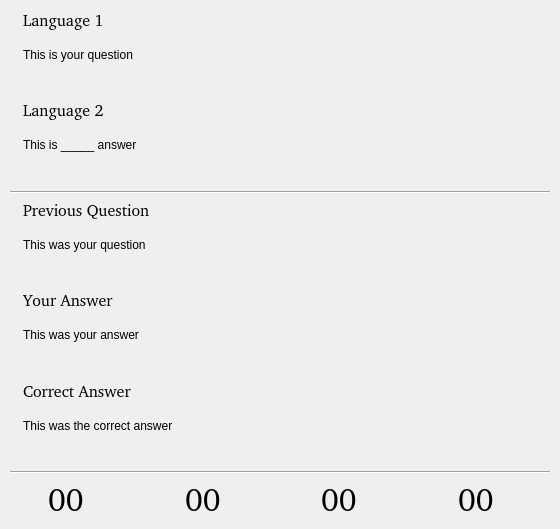
KDE/kwordquiz, file src/qaviewbase.ui: the form before one commit.
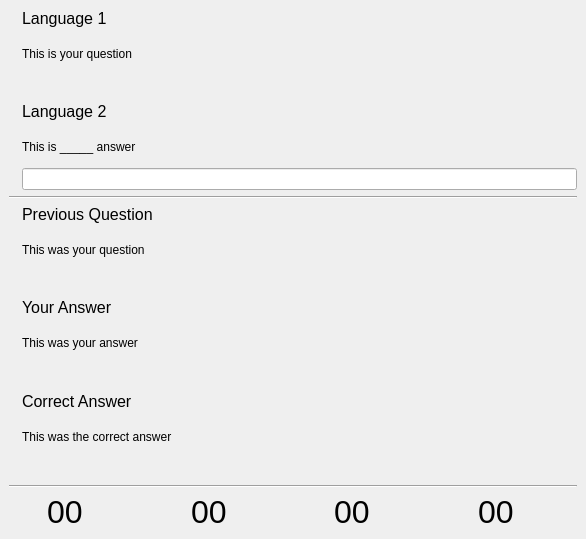
The form after the commit. Icons and pictures are not drawn. Custom widgets are drawn as their Qt base class.

Commit message: A KPageWidget-based interface for KWQ. Better use of screen space and actually quite limited code and string changes. Also simplifies the menu and toolbars.

```diff
--- a/src/qaviewbase.ui
+++ b/src/qaviewbase.ui
@@ -8,19 +8,274 @@
    <rect>
     <x>0</x>
     <y>0</y>
-    <width>560</width>
-    <height>529</height>
+    <width>586</width>
+    <height>539</height>
    </rect>
   </property>
   <layout class="QGridLayout" >
-   <property name="margin" >
-    <number>10</number>
+   <property name="leftMargin" >
+    <number>0</number>
    </property>
-   <property name="spacing" >
+   <property name="topMargin" >
+    <number>0</number>
+   </property>
+   <property name="rightMargin" >
+    <number>0</number>
+   </property>
+   <property name="bottomMargin" >
+    <number>0</number>
+   </property>
+   <item row="0" column="0" >
+    <widget class="QStackedWidget" name="stackedWidget" >
+     <property name="currentIndex" >
+      <number>0</number>
+     </property>
+     <widget class="QWidget" name="pageQuiz" >
+      <layout class="QGridLayout" >
+       <item row="0" column="0" >
+        <layout class="QGridLayout" >
+         <property name="leftMargin" >
+          <number>0</number>
+         </property>
+         <property name="topMargin" >
+          <number>0</number>
+         </property>
+         <property name="rightMargin" >
+          <number>0</number>
+         </property>
+         <property name="bottomMargin" >
+          <number>0</number>
+         </property>
+         <property name="horizontalSpacing" >
     <number>6</number>
    </property>
-   <item row="6" column="0" >
-    <widget class="Line" name="line1_2" >
+         <property name="verticalSpacing" >
+          <number>6</number>
+         </property>
+         <item row="0" column="1" >
+          <widget class="QLabel" name="lblQuestionLanguage" >
+           <property name="sizePolicy" >
+            <sizepolicy vsizetype="Preferred" hsizetype="Expanding" >
+             <horstretch>0</horstretch>
+             <verstretch>0</verstretch>
+            </sizepolicy>
+           </property>
+           <property name="minimumSize" >
+            <size>
+             <width>0</width>
+             <height>20</height>
+            </size>
+           </property>
+           <property name="font" >
+            <font>
+             <pointsize>12</pointsize>
+             <weight>50</weight>
+             <italic>false</italic>
+             <bold>false</bold>
+             <underline>false</underline>
+             <strikeout>false</strikeout>
+            </font>
+           </property>
+           <property name="toolTip" >
+            <string>The question</string>
+           </property>
+           <property name="whatsThis" >
+            <string>Language or other identifier for the question</string>
+           </property>
+           <property name="text" >
+            <string>Language 1</string>
+           </property>
+           <property name="alignment" >
+            <set>Qt::AlignTop</set>
+           </property>
+          </widget>
+         </item>
+         <item row="0" column="0" >
+          <widget class="QLabel" name="picQuestion" >
+           <property name="sizePolicy" >
+            <sizepolicy vsizetype="Fixed" hsizetype="Fixed" >
+             <horstretch>0</horstretch>
+             <verstretch>0</verstretch>
+            </sizepolicy>
+           </property>
+           <property name="maximumSize" >
+            <size>
+             <width>32</width>
+             <height>32</height>
+            </size>
+           </property>
+           <property name="toolTip" >
+            <string>The question</string>
+           </property>
+           <property name="pixmap" >
+            <pixmap/>
+           </property>
+           <property name="scaledContents" >
+            <bool>true</bool>
+           </property>
+          </widget>
+         </item>
+         <item row="1" column="1" >
+          <widget class="QLabel" name="lblQuestion" >
+           <property name="sizePolicy" >
+            <sizepolicy vsizetype="Preferred" hsizetype="Expanding" >
+             <horstretch>0</horstretch>
+             <verstretch>0</verstretch>
+            </sizepolicy>
+           </property>
+           <property name="toolTip" >
+            <string>The question</string>
+           </property>
+           <property name="whatsThis" >
+            <string>The question</string>
+           </property>
+           <property name="text" >
+            <string>This is your question</string>
+           </property>
+           <property name="textFormat" >
+            <enum>Qt::AutoText</enum>
+           </property>
+           <property name="scaledContents" >
+            <bool>false</bool>
+           </property>
+           <property name="alignment" >
+            <set>Qt::AlignTop</set>
+           </property>
+          </widget>
+         </item>
+        </layout>
+       </item>
+       <item row="1" column="0" >
+        <layout class="QGridLayout" >
+         <property name="leftMargin" >
+          <number>0</number>
+         </property>
+         <property name="topMargin" >
+          <number>0</number>
+         </property>
+         <property name="rightMargin" >
+          <number>0</number>
+         </property>
+         <property name="bottomMargin" >
+          <number>0</number>
+         </property>
+         <property name="horizontalSpacing" >
+          <number>6</number>
+         </property>
+         <property name="verticalSpacing" >
+          <number>6</number>
+         </property>
+         <item row="1" column="1" >
+          <widget class="QLabel" name="lblAnswerBlank" >
+           <property name="sizePolicy" >
+            <sizepolicy vsizetype="Preferred" hsizetype="Expanding" >
+             <horstretch>0</horstretch>
+             <verstretch>0</verstretch>
+            </sizepolicy>
+           </property>
+           <property name="toolTip" >
+            <string>Type your answer</string>
+           </property>
+           <property name="whatsThis" >
+            <string>The answer showing blanks for a Fill-in-the-blank question</string>
+           </property>
+           <property name="text" >
+            <string>This is _____ answer</string>
+           </property>
+           <property name="textFormat" >
+            <enum>Qt::AutoText</enum>
+           </property>
+           <property name="scaledContents" >
+            <bool>false</bool>
+           </property>
+           <property name="alignment" >
+            <set>Qt::AlignTop</set>
+           </property>
+          </widget>
+         </item>
+         <item row="2" column="1" >
+          <widget class="KLineEdit" name="txtAnswer" >
+           <property name="sizePolicy" >
+            <sizepolicy vsizetype="Fixed" hsizetype="Expanding" >
+             <horstretch>0</horstretch>
+             <verstretch>0</verstretch>
+            </sizepolicy>
+           </property>
+           <property name="toolTip" >
+            <string>Type your answer</string>
+           </property>
+           <property name="whatsThis" >
+            <string>Type the answer to the question</string>
+           </property>
+          </widget>
+         </item>
+         <item row="0" column="1" >
+          <widget class="QLabel" name="lblAnswerLanguage" >
+           <property name="sizePolicy" >
+            <sizepolicy vsizetype="Fixed" hsizetype="Expanding" >
+             <horstretch>0</horstretch>
+             <verstretch>0</verstretch>
+            </sizepolicy>
+           </property>
+           <property name="minimumSize" >
+            <size>
+             <width>0</width>
+             <height>32</height>
+            </size>
+           </property>
+           <property name="font" >
+            <font>
+             <pointsize>12</pointsize>
+             <weight>50</weight>
+             <italic>false</italic>
+             <bold>false</bold>
+             <underline>false</underline>
+             <strikeout>false</strikeout>
+            </font>
+           </property>
+           <property name="toolTip" >
+            <string>Type your answer</string>
+           </property>
+           <property name="whatsThis" >
+            <string>Language or other identifier for the answer</string>
+           </property>
+           <property name="text" >
+            <string>Language 2</string>
+           </property>
+           <property name="alignment" >
+            <set>Qt::AlignTop</set>
+           </property>
+          </widget>
+         </item>
+         <item row="0" column="0" >
+          <widget class="QLabel" name="picAnswer" >
+           <property name="sizePolicy" >
+            <sizepolicy vsizetype="Fixed" hsizetype="Fixed" >
+             <horstretch>0</horstretch>
+             <verstretch>0</verstretch>
+            </sizepolicy>
+           </property>
+           <property name="maximumSize" >
+            <size>
+             <width>32</width>
+             <height>32</height>
+            </size>
+           </property>
+           <property name="toolTip" >
+            <string>Type your answer</string>
+           </property>
+           <property name="pixmap" >
+            <pixmap/>
+           </property>
+           <property name="scaledContents" >
+            <bool>true</bool>
+           </property>
+          </widget>
+         </item>
+        </layout>
+       </item>
+       <item row="2" column="0" >
+        <widget class="Line" name="line1" >
      <property name="frameShape" >
       <enum>QFrame::HLine</enum>
      </property>
@@ -32,258 +287,30 @@
      </property>
     </widget>
    </item>
-   <item row="7" column="0" >
-    <layout class="QGridLayout" >
-     <property name="margin" >
-      <number>0</number>
-     </property>
-     <property name="spacing" >
-      <number>6</number>
-     </property>
-     <item row="0" column="6" >
-      <widget class="QLabel" name="picError" >
-       <property name="sizePolicy" >
-        <sizepolicy>
-         <hsizetype>0</hsizetype>
-         <vsizetype>0</vsizetype>
-         <horstretch>0</horstretch>
-         <verstretch>0</verstretch>
-        </sizepolicy>
-       </property>
-       <property name="maximumSize" >
-        <size>
-         <width>32</width>
-         <height>32</height>
-        </size>
-       </property>
-       <property name="toolTip" >
-        <string>Incorrect answers</string>
-       </property>
-       <property name="whatsThis" >
-        <string>The number of questions answered incorrectly. May be shown as a percentage.</string>
-       </property>
-       <property name="pixmap" >
-        <pixmap/>
-       </property>
-       <property name="scaledContents" >
-        <bool>true</bool>
-       </property>
-      </widget>
-     </item>
-     <item row="0" column="7" >
-      <widget class="QLabel" name="lblScoreError" >
-       <property name="font" >
-        <font>
-         <family></family>
-         <pointsize>24</pointsize>
-         <weight>50</weight>
-         <italic>false</italic>
-         <bold>false</bold>
-         <underline>false</underline>
-         <strikeout>false</strikeout>
-        </font>
-       </property>
-       <property name="toolTip" >
-        <string>Incorrect answers</string>
-       </property>
-       <property name="whatsThis" >
-        <string>The number of questions answered incorrectly. May be shown as a percentage.</string>
-       </property>
-       <property name="text" >
-        <string>00</string>
-       </property>
-       <property name="alignment" >
-        <set>Qt::AlignLeading|Qt::AlignLeft|Qt::AlignVCenter</set>
-       </property>
-      </widget>
-     </item>
-     <item row="0" column="2" >
-      <widget class="QLabel" name="picAnswered" >
-       <property name="sizePolicy" >
-        <sizepolicy>
-         <hsizetype>0</hsizetype>
-         <vsizetype>0</vsizetype>
-         <horstretch>0</horstretch>
-         <verstretch>0</verstretch>
-        </sizepolicy>
-       </property>
-       <property name="maximumSize" >
-        <size>
-         <width>32</width>
-         <height>32</height>
-        </size>
-       </property>
-       <property name="toolTip" >
-        <string>Answered questions</string>
-       </property>
-       <property name="whatsThis" >
-        <string>The number of questions already answered. May be shown as a percentage.</string>
-       </property>
-       <property name="pixmap" >
-        <pixmap/>
-       </property>
-       <property name="scaledContents" >
-        <bool>true</bool>
-       </property>
-      </widget>
-     </item>
-     <item row="0" column="0" >
-      <widget class="QLabel" name="picCount" >
-       <property name="sizePolicy" >
-        <sizepolicy>
-         <hsizetype>0</hsizetype>
-         <vsizetype>0</vsizetype>
-         <horstretch>0</horstretch>
-         <verstretch>0</verstretch>
-        </sizepolicy>
-       </property>
-       <property name="maximumSize" >
-        <size>
-         <width>32</width>
-         <height>32</height>
-        </size>
-       </property>
-       <property name="toolTip" >
-        <string>Questions</string>
-       </property>
-       <property name="whatsThis" >
-        <string>The number of questions in the session</string>
-       </property>
-       <property name="pixmap" >
-        <pixmap/>
-       </property>
-       <property name="scaledContents" >
-        <bool>true</bool>
-       </property>
-      </widget>
-     </item>
-     <item row="0" column="1" >
-      <widget class="QLabel" name="lblScoreCount" >
-       <property name="font" >
-        <font>
-         <family></family>
-         <pointsize>24</pointsize>
-         <weight>50</weight>
-         <italic>false</italic>
-         <bold>false</bold>
-         <underline>false</underline>
-         <strikeout>false</strikeout>
-        </font>
-       </property>
-       <property name="toolTip" >
-        <string>Questions</string>
-       </property>
-       <property name="whatsThis" >
-        <string>The number of questions in the session</string>
-       </property>
-       <property name="text" >
-        <string>00</string>
-       </property>
-       <property name="alignment" >
-        <set>Qt::AlignLeading|Qt::AlignLeft|Qt::AlignVCenter</set>
-       </property>
-      </widget>
-     </item>
-     <item row="0" column="5" >
-      <widget class="QLabel" name="lblScoreCorrect" >
-       <property name="font" >
-        <font>
-         <family></family>
-         <pointsize>24</pointsize>
-         <weight>50</weight>
-         <italic>false</italic>
-         <bold>false</bold>
-         <underline>false</underline>
-         <strikeout>false</strikeout>
-        </font>
-       </property>
-       <property name="toolTip" >
-        <string>Correct answers</string>
-       </property>
-       <property name="whatsThis" >
-        <string>The number of questions answered correctly. May be shown as a percentage.</string>
-       </property>
-       <property name="text" >
-        <string>00</string>
-       </property>
-       <property name="alignment" >
-        <set>Qt::AlignLeading|Qt::AlignLeft|Qt::AlignVCenter</set>
-       </property>
-      </widget>
-     </item>
-     <item row="0" column="3" >
-      <widget class="QLabel" name="lblScoreAnswered" >
-       <property name="font" >
-        <font>
-         <family></family>
-         <pointsize>24</pointsize>
-         <weight>50</weight>
-         <italic>false</italic>
-         <bold>false</bold>
-         <underline>false</underline>
-         <strikeout>false</strikeout>
-        </font>
-       </property>
-       <property name="toolTip" >
-        <string>Answered questions</string>
-       </property>
-       <property name="whatsThis" >
-        <string>The number of questions already answered. May be shown as a percentage.</string>
-       </property>
-       <property name="text" >
-        <string>00</string>
-       </property>
-       <property name="alignment" >
-        <set>Qt::AlignLeading|Qt::AlignLeft|Qt::AlignVCenter</set>
-       </property>
-      </widget>
-     </item>
-     <item row="0" column="4" >
-      <widget class="QLabel" name="picCorrect" >
-       <property name="sizePolicy" >
-        <sizepolicy>
-         <hsizetype>0</hsizetype>
-         <vsizetype>0</vsizetype>
-         <horstretch>0</horstretch>
-         <verstretch>0</verstretch>
-        </sizepolicy>
-       </property>
-       <property name="maximumSize" >
-        <size>
-         <width>32</width>
-         <height>32</height>
-        </size>
-       </property>
-       <property name="toolTip" >
-        <string>Correct answers</string>
-       </property>
-       <property name="whatsThis" >
-        <string>The number of questions answered correctly. May be shown as a percentage.</string>
-       </property>
-       <property name="pixmap" >
-        <pixmap/>
-       </property>
-       <property name="scaledContents" >
-        <bool>true</bool>
-       </property>
-      </widget>
-     </item>
-    </layout>
-   </item>
    <item row="3" column="0" >
     <layout class="QGridLayout" >
      <property name="margin" >
       <number>0</number>
      </property>
-     <property name="spacing" >
+         <property name="topMargin" >
+          <number>0</number>
+         </property>
+         <property name="rightMargin" >
+          <number>0</number>
+         </property>
+         <property name="bottomMargin" >
+          <number>0</number>
+         </property>
+         <property name="horizontalSpacing" >
+          <number>6</number>
+         </property>
+         <property name="verticalSpacing" >
       <number>6</number>
      </property>
      <item row="0" column="1" >
       <widget class="QLabel" name="lblPreviousQuestionHeader" >
        <property name="sizePolicy" >
-        <sizepolicy>
-         <hsizetype>7</hsizetype>
-         <vsizetype>0</vsizetype>
+            <sizepolicy vsizetype="Fixed" hsizetype="Expanding" >
          <horstretch>0</horstretch>
          <verstretch>0</verstretch>
         </sizepolicy>
@@ -296,7 +323,6 @@
        </property>
        <property name="font" >
         <font>
-         <family></family>
          <pointsize>12</pointsize>
          <weight>50</weight>
          <italic>false</italic>
@@ -322,9 +348,7 @@
      <item row="1" column="1" >
       <widget class="QLabel" name="lblPreviousQuestion" >
        <property name="sizePolicy" >
-        <sizepolicy>
-         <hsizetype>7</hsizetype>
-         <vsizetype>5</vsizetype>
+            <sizepolicy vsizetype="Preferred" hsizetype="Expanding" >
          <horstretch>0</horstretch>
          <verstretch>0</verstretch>
         </sizepolicy>
@@ -352,9 +376,7 @@
      <item row="0" column="0" >
       <widget class="QLabel" name="picPrevious" >
        <property name="sizePolicy" >
-        <sizepolicy>
-         <hsizetype>0</hsizetype>
-         <vsizetype>0</vsizetype>
+            <sizepolicy vsizetype="Fixed" hsizetype="Fixed" >
          <horstretch>0</horstretch>
          <verstretch>0</verstretch>
         </sizepolicy>
@@ -383,15 +405,25 @@
      <property name="margin" >
       <number>0</number>
      </property>
-     <property name="spacing" >
+         <property name="topMargin" >
+          <number>0</number>
+         </property>
+         <property name="rightMargin" >
+          <number>0</number>
+         </property>
+         <property name="bottomMargin" >
+          <number>0</number>
+         </property>
+         <property name="horizontalSpacing" >
+          <number>6</number>
+         </property>
+         <property name="verticalSpacing" >
       <number>6</number>
      </property>
      <item row="0" column="1" >
       <widget class="QLabel" name="lblYourAnswerHeader" >
        <property name="sizePolicy" >
-        <sizepolicy>
-         <hsizetype>7</hsizetype>
-         <vsizetype>0</vsizetype>
+            <sizepolicy vsizetype="Fixed" hsizetype="Expanding" >
          <horstretch>0</horstretch>
          <verstretch>0</verstretch>
         </sizepolicy>
@@ -404,7 +436,6 @@
        </property>
        <property name="font" >
         <font>
-         <family></family>
          <pointsize>12</pointsize>
          <weight>50</weight>
          <italic>false</italic>
@@ -430,9 +461,7 @@
      <item row="1" column="1" >
       <widget class="QLabel" name="lblYourAnswer" >
        <property name="sizePolicy" >
-        <sizepolicy>
-         <hsizetype>7</hsizetype>
-         <vsizetype>5</vsizetype>
+            <sizepolicy vsizetype="Preferred" hsizetype="Expanding" >
          <horstretch>0</horstretch>
          <verstretch>0</verstretch>
         </sizepolicy>
@@ -460,9 +489,7 @@
      <item row="0" column="0" >
       <widget class="QLabel" name="picYourAnswer" >
        <property name="sizePolicy" >
-        <sizepolicy>
-         <hsizetype>0</hsizetype>
-         <vsizetype>0</vsizetype>
+            <sizepolicy vsizetype="Fixed" hsizetype="Fixed" >
          <horstretch>0</horstretch>
          <verstretch>0</verstretch>
         </sizepolicy>
@@ -491,15 +518,25 @@
      <property name="margin" >
       <number>0</number>
      </property>
-     <property name="spacing" >
+         <property name="topMargin" >
+          <number>0</number>
+         </property>
+         <property name="rightMargin" >
+          <number>0</number>
+         </property>
+         <property name="bottomMargin" >
+          <number>0</number>
+         </property>
+         <property name="horizontalSpacing" >
+          <number>6</number>
+         </property>
+         <property name="verticalSpacing" >
       <number>6</number>
      </property>
      <item row="0" column="0" >
       <widget class="QLabel" name="picCorrectAnswer" >
        <property name="sizePolicy" >
-        <sizepolicy>
-         <hsizetype>0</hsizetype>
-         <vsizetype>0</vsizetype>
+            <sizepolicy vsizetype="Fixed" hsizetype="Fixed" >
          <horstretch>0</horstretch>
          <verstretch>0</verstretch>
         </sizepolicy>
@@ -524,9 +561,7 @@
      <item row="0" column="1" >
       <widget class="QLabel" name="lblCorrectHeader" >
        <property name="sizePolicy" >
-        <sizepolicy>
-         <hsizetype>7</hsizetype>
-         <vsizetype>0</vsizetype>
+            <sizepolicy vsizetype="Fixed" hsizetype="Expanding" >
          <horstretch>0</horstretch>
          <verstretch>0</verstretch>
         </sizepolicy>
@@ -539,7 +574,6 @@
        </property>
        <property name="font" >
         <font>
-         <family></family>
          <pointsize>12</pointsize>
          <weight>50</weight>
          <italic>false</italic>
@@ -565,9 +599,7 @@
      <item row="1" column="1" >
       <widget class="QLabel" name="lblCorrect" >
        <property name="sizePolicy" >
-        <sizepolicy>
-         <hsizetype>7</hsizetype>
-         <vsizetype>5</vsizetype>
+            <sizepolicy vsizetype="Preferred" hsizetype="Expanding" >
          <horstretch>0</horstretch>
          <verstretch>0</verstretch>
         </sizepolicy>
@@ -594,134 +626,8 @@
      </item>
     </layout>
    </item>
-   <item row="1" column="0" >
-    <layout class="QGridLayout" >
-     <property name="margin" >
-      <number>0</number>
-     </property>
-     <property name="spacing" >
-      <number>6</number>
-     </property>
-     <item row="1" column="1" >
-      <widget class="QLabel" name="lblAnswerBlank" >
-       <property name="sizePolicy" >
-        <sizepolicy>
-         <hsizetype>7</hsizetype>
-         <vsizetype>5</vsizetype>
-         <horstretch>0</horstretch>
-         <verstretch>0</verstretch>
-        </sizepolicy>
-       </property>
-       <property name="toolTip" >
-        <string>Type your answer</string>
-       </property>
-       <property name="whatsThis" >
-        <string>The answer showing blanks for a Fill-in-the-blank question</string>
-       </property>
-       <property name="text" >
-        <string>This is _____ answer</string>
-       </property>
-       <property name="textFormat" >
-        <enum>Qt::AutoText</enum>
-       </property>
-       <property name="scaledContents" >
-        <bool>false</bool>
-       </property>
-       <property name="alignment" >
-        <set>Qt::AlignTop</set>
-       </property>
-      </widget>
-     </item>
-     <item row="2" column="1" >
-      <widget class="KLineEdit" name="txtAnswer" >
-       <property name="sizePolicy" >
-        <sizepolicy>
-         <hsizetype>7</hsizetype>
-         <vsizetype>0</vsizetype>
-         <horstretch>0</horstretch>
-         <verstretch>0</verstretch>
-        </sizepolicy>
-       </property>
-       <property name="toolTip" >
-        <string>Type your answer</string>
-       </property>
-       <property name="whatsThis" >
-        <string>Type the answer to the question</string>
-       </property>
-      </widget>
-     </item>
-     <item row="0" column="1" >
-      <widget class="QLabel" name="lblAnswerLanguage" >
-       <property name="sizePolicy" >
-        <sizepolicy>
-         <hsizetype>7</hsizetype>
-         <vsizetype>0</vsizetype>
-         <horstretch>0</horstretch>
-         <verstretch>0</verstretch>
-        </sizepolicy>
-       </property>
-       <property name="minimumSize" >
-        <size>
-         <width>0</width>
-         <height>32</height>
-        </size>
-       </property>
-       <property name="font" >
-        <font>
-         <family></family>
-         <pointsize>12</pointsize>
-         <weight>50</weight>
-         <italic>false</italic>
-         <bold>false</bold>
-         <underline>false</underline>
-         <strikeout>false</strikeout>
-        </font>
-       </property>
-       <property name="toolTip" >
-        <string>Type your answer</string>
-       </property>
-       <property name="whatsThis" >
-        <string>Language or other identifier for the answer</string>
-       </property>
-       <property name="text" >
-        <string>Language 2</string>
-       </property>
-       <property name="alignment" >
-        <set>Qt::AlignTop</set>
-       </property>
-      </widget>
-     </item>
-     <item row="0" column="0" >
-      <widget class="QLabel" name="picAnswer" >
-       <property name="sizePolicy" >
-        <sizepolicy>
-         <hsizetype>0</hsizetype>
-         <vsizetype>0</vsizetype>
-         <horstretch>0</horstretch>
-         <verstretch>0</verstretch>
-        </sizepolicy>
-       </property>
-       <property name="maximumSize" >
-        <size>
-         <width>32</width>
-         <height>32</height>
-        </size>
-       </property>
-       <property name="toolTip" >
-        <string>Type your answer</string>
-       </property>
-       <property name="pixmap" >
-        <pixmap/>
-       </property>
-       <property name="scaledContents" >
-        <bool>true</bool>
-       </property>
-      </widget>
-     </item>
-    </layout>
-   </item>
-   <item row="2" column="0" >
-    <widget class="Line" name="line1" >
+       <item row="6" column="0" >
+        <widget class="Line" name="line1_2" >
      <property name="frameShape" >
       <enum>QFrame::HLine</enum>
      </property>
@@ -733,34 +639,167 @@
      </property>
     </widget>
    </item>
-   <item row="0" column="0" >
+       <item row="7" column="0" >
     <layout class="QGridLayout" >
-     <property name="margin" >
+         <property name="leftMargin" >
       <number>0</number>
      </property>
-     <property name="spacing" >
+         <property name="topMargin" >
+          <number>0</number>
+         </property>
+         <property name="rightMargin" >
+          <number>0</number>
+         </property>
+         <property name="bottomMargin" >
+          <number>0</number>
+         </property>
+         <property name="horizontalSpacing" >
       <number>6</number>
      </property>
+         <property name="verticalSpacing" >
+          <number>6</number>
+         </property>
+         <item row="0" column="6" >
+          <widget class="QLabel" name="picError" >
+           <property name="sizePolicy" >
+            <sizepolicy vsizetype="Fixed" hsizetype="Fixed" >
+             <horstretch>0</horstretch>
+             <verstretch>0</verstretch>
+            </sizepolicy>
+           </property>
+           <property name="maximumSize" >
+            <size>
+             <width>32</width>
+             <height>32</height>
+            </size>
+           </property>
+           <property name="toolTip" >
+            <string>Incorrect answers</string>
+           </property>
+           <property name="whatsThis" >
+            <string>The number of questions answered incorrectly. May be shown as a percentage.</string>
+           </property>
+           <property name="pixmap" >
+            <pixmap/>
+           </property>
+           <property name="scaledContents" >
+            <bool>true</bool>
+           </property>
+          </widget>
+         </item>
+         <item row="0" column="7" >
+          <widget class="QLabel" name="lblScoreError" >
+           <property name="font" >
+            <font>
+             <pointsize>24</pointsize>
+             <weight>50</weight>
+             <italic>false</italic>
+             <bold>false</bold>
+             <underline>false</underline>
+             <strikeout>false</strikeout>
+            </font>
+           </property>
+           <property name="toolTip" >
+            <string>Incorrect answers</string>
+           </property>
+           <property name="whatsThis" >
+            <string>The number of questions answered incorrectly. May be shown as a percentage.</string>
+           </property>
+           <property name="text" >
+            <string>00</string>
+           </property>
+           <property name="alignment" >
+            <set>Qt::AlignLeading|Qt::AlignLeft|Qt::AlignVCenter</set>
+           </property>
+          </widget>
+         </item>
+         <item row="0" column="2" >
+          <widget class="QLabel" name="picAnswered" >
+           <property name="sizePolicy" >
+            <sizepolicy vsizetype="Fixed" hsizetype="Fixed" >
+             <horstretch>0</horstretch>
+             <verstretch>0</verstretch>
+            </sizepolicy>
+           </property>
+           <property name="maximumSize" >
+            <size>
+             <width>32</width>
+             <height>32</height>
+            </size>
+           </property>
+           <property name="toolTip" >
+            <string>Answered questions</string>
+           </property>
+           <property name="whatsThis" >
+            <string>The number of questions already answered. May be shown as a percentage.</string>
+           </property>
+           <property name="pixmap" >
+            <pixmap/>
+           </property>
+           <property name="scaledContents" >
+            <bool>true</bool>
+           </property>
+          </widget>
+         </item>
+         <item row="0" column="0" >
+          <widget class="QLabel" name="picCount" >
+           <property name="sizePolicy" >
+            <sizepolicy vsizetype="Fixed" hsizetype="Fixed" >
+             <horstretch>0</horstretch>
+             <verstretch>0</verstretch>
+            </sizepolicy>
+           </property>
+           <property name="maximumSize" >
+            <size>
+             <width>32</width>
+             <height>32</height>
+            </size>
+           </property>
+           <property name="toolTip" >
+            <string>Questions</string>
+           </property>
+           <property name="whatsThis" >
+            <string>The number of questions in the session</string>
+           </property>
+           <property name="pixmap" >
+            <pixmap/>
+           </property>
+           <property name="scaledContents" >
+            <bool>true</bool>
+           </property>
+          </widget>
+         </item>
      <item row="0" column="1" >
-      <widget class="QLabel" name="lblQuestionLanguage" >
-       <property name="sizePolicy" >
-        <sizepolicy>
-         <hsizetype>7</hsizetype>
-         <vsizetype>5</vsizetype>
-         <horstretch>0</horstretch>
-         <verstretch>0</verstretch>
-        </sizepolicy>
-       </property>
-       <property name="minimumSize" >
-        <size>
-         <width>0</width>
-         <height>20</height>
-        </size>
-       </property>
+          <widget class="QLabel" name="lblScoreCount" >
+           <property name="font" >
+            <font>
+             <pointsize>24</pointsize>
+             <weight>50</weight>
+             <italic>false</italic>
+             <bold>false</bold>
+             <underline>false</underline>
+             <strikeout>false</strikeout>
+            </font>
+           </property>
+           <property name="toolTip" >
+            <string>Questions</string>
+           </property>
+           <property name="whatsThis" >
+            <string>The number of questions in the session</string>
+           </property>
+           <property name="text" >
+            <string>00</string>
+           </property>
+           <property name="alignment" >
+            <set>Qt::AlignLeading|Qt::AlignLeft|Qt::AlignVCenter</set>
+           </property>
+          </widget>
+         </item>
+         <item row="0" column="5" >
+          <widget class="QLabel" name="lblScoreCorrect" >
        <property name="font" >
         <font>
-         <family></family>
-         <pointsize>12</pointsize>
+             <pointsize>24</pointsize>
          <weight>50</weight>
          <italic>false</italic>
          <bold>false</bold>
@@ -775,19 +814,43 @@
         <string>Language or other identifier for the question</string>
        </property>
        <property name="text" >
-        <string>Language 1</string>
+            <string>00</string>
        </property>
        <property name="alignment" >
-        <set>Qt::AlignTop</set>
+            <set>Qt::AlignLeading|Qt::AlignLeft|Qt::AlignVCenter</set>
        </property>
       </widget>
      </item>
-     <item row="0" column="0" >
-      <widget class="QLabel" name="picQuestion" >
+         <item row="0" column="3" >
+          <widget class="QLabel" name="lblScoreAnswered" >
+           <property name="font" >
+            <font>
+             <pointsize>24</pointsize>
+             <weight>50</weight>
+             <italic>false</italic>
+             <bold>false</bold>
+             <underline>false</underline>
+             <strikeout>false</strikeout>
+            </font>
+           </property>
+           <property name="toolTip" >
+            <string>Answered questions</string>
+           </property>
+           <property name="whatsThis" >
+            <string>The number of questions already answered. May be shown as a percentage.</string>
+           </property>
+           <property name="text" >
+            <string>00</string>
+           </property>
+           <property name="alignment" >
+            <set>Qt::AlignLeading|Qt::AlignLeft|Qt::AlignVCenter</set>
+           </property>
+          </widget>
+         </item>
+         <item row="0" column="4" >
+          <widget class="QLabel" name="picCorrect" >
        <property name="sizePolicy" >
-        <sizepolicy>
-         <hsizetype>0</hsizetype>
-         <vsizetype>0</vsizetype>
+            <sizepolicy vsizetype="Fixed" hsizetype="Fixed" >
          <horstretch>0</horstretch>
          <verstretch>0</verstretch>
         </sizepolicy>
@@ -809,44 +872,35 @@
        </property>
       </widget>
      </item>
-     <item row="1" column="1" >
-      <widget class="QLabel" name="lblQuestion" >
-       <property name="sizePolicy" >
-        <sizepolicy>
-         <hsizetype>7</hsizetype>
-         <vsizetype>5</vsizetype>
-         <horstretch>0</horstretch>
-         <verstretch>0</verstretch>
-        </sizepolicy>
-       </property>
-       <property name="toolTip" >
-        <string>The question</string>
-       </property>
-       <property name="whatsThis" >
-        <string>The question</string>
-       </property>
+        </layout>
+       </item>
+      </layout>
+     </widget>
+     <widget class="QWidget" name="pageWarning" >
+      <layout class="QGridLayout" >
+       <item row="0" column="0" >
+        <widget class="QLabel" name="label" >
        <property name="text" >
-        <string>This is your question</string>
-       </property>
-       <property name="textFormat" >
-        <enum>Qt::AutoText</enum>
-       </property>
-       <property name="scaledContents" >
-        <bool>false</bool>
+          <string>&lt;html>There are too few entries in your vocabulary.&lt;br />You need at least one entry for a question and answer quiz.&lt;/html></string>
        </property>
        <property name="alignment" >
-        <set>Qt::AlignTop</set>
+          <set>Qt::AlignCenter</set>
+         </property>
+         <property name="wordWrap" >
+          <bool>true</bool>
        </property>
       </widget>
      </item>
     </layout>
+     </widget>
+    </widget>
    </item>
   </layout>
  </widget>
  <customwidgets>
   <customwidget>
    <class>KLineEdit</class>
-   <extends>QWidget</extends>
+   <extends>QLineEdit</extends>
    <header>klineedit.h</header>
    <container>1</container>
    <pixmap></pixmap>
```
Left out of the diff: 18 changed lines with no effect on the pictures. Lines whose indentation alone changed are shown as unchanged. The commit also changes 6 other files.
